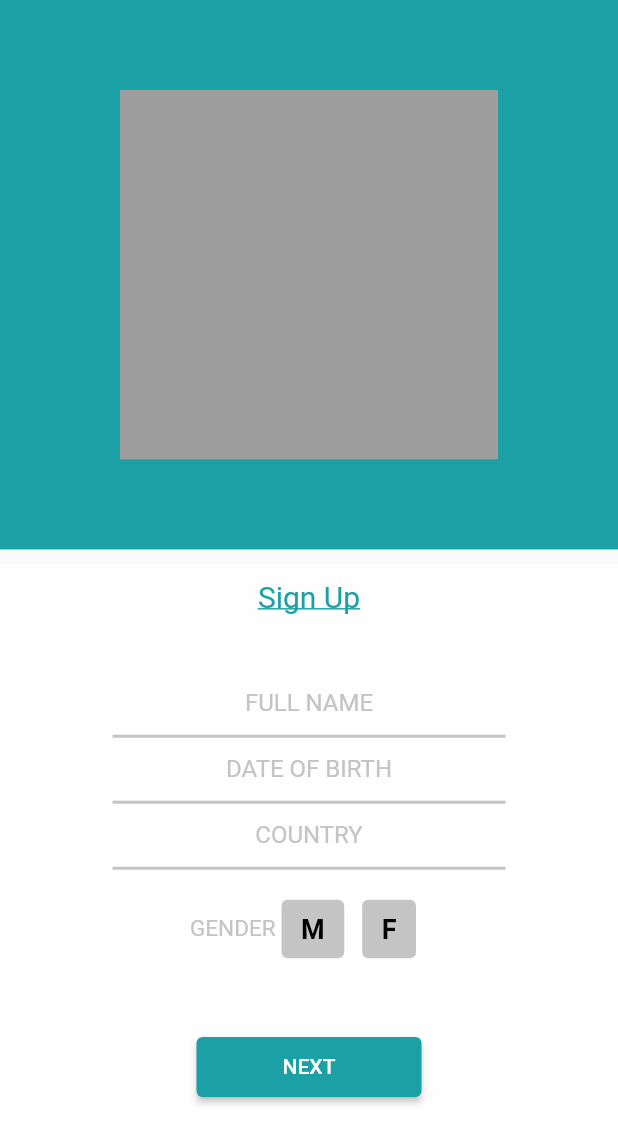
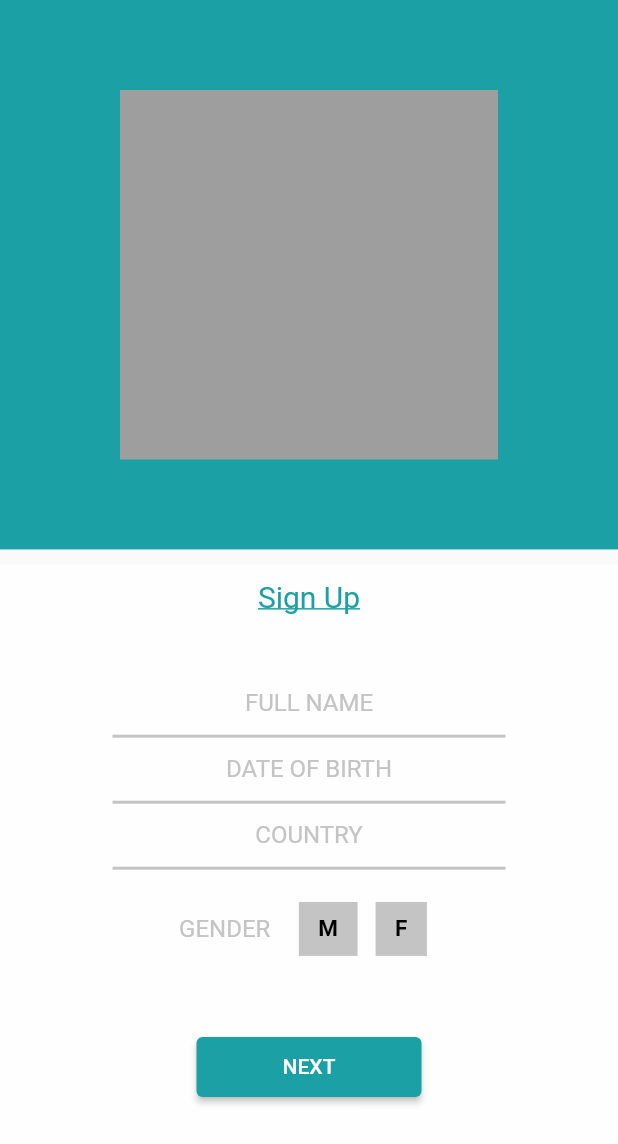
Before and after one commit to Uzairkhan98/Task-1, a Flutter app: the Personal screen opened directly, on a phone screen of 412 x 824 dp. Shown: the top 1144 px of the screen. Run offline on Flutter 3.47's test engine with Material 2 defaults, Android fonts, the phone set to English and light mode, and no system bars; our stand-ins replace flutter_signin_button.

Commit message:
Fixed gender selection box styling

```diff
--- a/lib/Screens/Signup/personal.dart
+++ b/lib/Screens/Signup/personal.dart
@@ -10,9 +10,10 @@ class Personal extends StatefulWidget {
 }
 
 class _PersonalState extends State<Personal> {
+  int _value = 0;
+
   @override
   Widget build(BuildContext context) {
-    var _value = 0;
     return Scaffold(
       body: Column(
         children: <Widget>[
@@ -110,10 +111,11 @@ class _PersonalState extends State<Personal> {
                       Row(
                         mainAxisAlignment: MainAxisAlignment.center,
                         children: [
-                          Text('Gender'.toUpperCase(), style: const TextStyle(color: Color(0xffC4C4C4), fontSize: 15) ),
+                          Text('Gender'.toUpperCase(), style: const TextStyle(color: Color(0xffC4C4C4), fontSize: 16) ),
+                          const SizedBox(width:15),
                           MyRadioListTile<int>(
                             value: 1,
-                            groupValue: _value = 0,
+                            groupValue: _value,
                             leading: 'M',
                             onChanged: (value) => setState(() => _value = value!),
                           ),
@@ -194,11 +196,13 @@ class MyRadioListTile<T> extends StatelessWidget {
 
   Widget get _customRadioButton {
     final isSelected = value == groupValue;
+    print(isSelected);
+    print(value);
+    print(groupValue);
     return Container(
       padding: const EdgeInsets.symmetric(horizontal: 12, vertical: 8),
       decoration: BoxDecoration(
         color: isSelected ? Colors.blue : const Color(0xffc4c4c4),
-        borderRadius: BorderRadius.circular(4),
         border: Border.all(
           color: isSelected ? Colors.blue : const Color(0xffc4c4c4),
         ),
@@ -206,9 +210,9 @@ class MyRadioListTile<T> extends StatelessWidget {
       child: Text(
         leading,
         style: TextStyle(
-          color: isSelected ? Colors.white : Colors.black!,
+          color: isSelected ? Colors.white : Colors.black,
           fontWeight: FontWeight.bold,
-          fontSize: 18,
+          fontSize: 15,
         ),
       ),
     );
```
